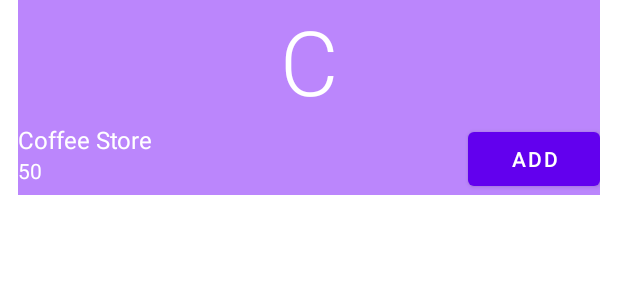
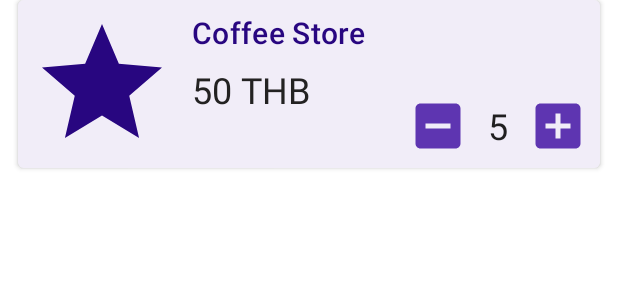
Before and after one commit to suvro24/opn_estore, an Android app: the layout list_item_product.xml on its own in the app's theme, with its tools: preview values and no code run, on a phone screen of 412 x 824 dp. Shown: the top 300 px of the screen. Run offline under Robolectric (Android 15) with nearby library versions, the phone set to English and light mode, and no system bars; network calls fail.

Commit message:
Add and Remove product functionality added

```diff
--- a/app/build.gradle
+++ b/app/build.gradle
@@ -42,6 +42,7 @@ dependencies {
     implementation 'androidx.legacy:legacy-support-v4:1.0.0'
     kapt "androidx.room:room-compiler:$rootProject.roomVersion"
     kapt "com.google.dagger:hilt-android-compiler:$rootProject.hiltVersion"
+    kapt "com.github.bumptech.glide:compiler:$rootProject.glideVersion"
 
     implementation "androidx.appcompat:appcompat:$rootProject.appCompatVersion"
     implementation "androidx.constraintlayout:constraintlayout:$rootProject.constraintLayoutVersion"
@@ -72,6 +73,9 @@ dependencies {
 
     implementation "com.google.dagger:hilt-android:$rootProject.hiltVersion"
 
+
+    implementation "com.github.bumptech.glide:glide:$rootProject.glideVersion"
+
     // Testing dependencies
     kaptAndroidTest "com.google.dagger:hilt-android-compiler:$rootProject.hiltVersion"
     androidTestImplementation "androidx.arch.core:core-testing:$rootProject.coreTestingVersion"
--- /dev/null
+++ b/app/src/main/res/drawable/ic_add_40.xml
@@ -0,0 +1,5 @@
+<vector android:height="40dp" android:tint="#5e35b1"
+    android:viewportHeight="24" android:viewportWidth="24"
+    android:width="40dp" xmlns:android="http://schemas.android.com/apk/res/android">
+    <path android:fillColor="@android:color/white" android:pathData="M19,3L5,3c-1.11,0 -2,0.9 -2,2v14c0,1.1 0.89,2 2,2h14c1.1,0 2,-0.9 2,-2L21,5c0,-1.1 -0.9,-2 -2,-2zM17,13h-4v4h-2v-4L7,13v-2h4L11,7h2v4h4v2z"/>
+</vector>
--- /dev/null
+++ b/app/src/main/res/drawable/ic_baseline_add_box_24.xml
@@ -0,0 +1,5 @@
+<vector android:height="40dp" android:tint="#280680"
+    android:viewportHeight="40" android:viewportWidth="40"
+    android:width="40dp" xmlns:android="http://schemas.android.com/apk/res/android">
+    <path android:fillColor="@android:color/white" android:pathData="M19,3L5,3c-1.11,0 -2,0.9 -2,2v14c0,1.1 0.89,2 2,2h14c1.1,0 2,-0.9 2,-2L21,5c0,-1.1 -0.9,-2 -2,-2zM17,13h-4v4h-2v-4L7,13v-2h4L11,7h2v4h4v2z"/>
+</vector>
--- /dev/null
+++ b/app/src/main/res/drawable/ic_baseline_remove_box_24.xml
@@ -0,0 +1,5 @@
+<vector android:height="40dp" android:tint="#280680"
+    android:viewportHeight="40" android:viewportWidth="40"
+    android:width="40dp" xmlns:android="http://schemas.android.com/apk/res/android">
+    <path android:fillColor="@android:color/white" android:pathData="M19,3H5C3.9,3 3,3.9 3,5v14c0,1.1 0.9,2 2,2h14c1.1,0 2,-0.9 2,-2V5C21,3.9 20.1,3 19,3zM17,13H7v-2h10V13z"/>
+</vector>
--- /dev/null
+++ b/app/src/main/res/drawable/ic_baseline_star_24.xml
@@ -0,0 +1,5 @@
+<vector android:height="24dp" android:tint="#280680"
+    android:viewportHeight="24" android:viewportWidth="24"
+    android:width="24dp" xmlns:android="http://schemas.android.com/apk/res/android">
+    <path android:fillColor="@android:color/white" android:pathData="M12,17.27L18.18,21l-1.64,-7.03L22,9.24l-7.19,-0.61L12,2 9.19,8.63 2,9.24l5.46,4.73L5.82,21z"/>
+</vector>
--- /dev/null
+++ b/app/src/main/res/drawable/ic_minus_40.xml
@@ -0,0 +1,5 @@
+<vector android:height="40dp" android:tint="#5e35b1"
+    android:viewportHeight="24" android:viewportWidth="24"
+    android:width="40dp" xmlns:android="http://schemas.android.com/apk/res/android">
+    <path android:fillColor="@android:color/white" android:pathData="M19,3H5C3.9,3 3,3.9 3,5v14c0,1.1 0.9,2 2,2h14c1.1,0 2,-0.9 2,-2V5C21,3.9 20.1,3 19,3zM17,13H7v-2h10V13z"/>
+</vector>
--- /dev/null
+++ b/app/src/main/res/drawable/rounded_rectangle.xml
@@ -0,0 +1,17 @@
+<?xml version="1.0" encoding="utf-8"?>
+<shape xmlns:android="http://schemas.android.com/apk/res/android"
+    android:shape="rectangle" >
+
+    <!-- fill/color -->
+    <solid
+        android:color="@color/color_primary"/>
+
+    <!-- Control the width and height of the shape -->
+    <size
+        android:width="200dp"
+        android:height="70dp"/>
+
+    <!-- Control the radius of each corners -->
+    <corners
+        android:radius="4dp" />
+</shape>
--- a/app/src/main/res/layout/list_item_product.xml
+++ b/app/src/main/res/layout/list_item_product.xml
@@ -4,66 +4,128 @@
     xmlns:tools="http://schemas.android.com/tools">
 
     <data>
+        <import type="android.view.View"/>
         <variable
-            name="addListener"
-            type="com.saiful.opn_estore.adapter.ParentListAdapter.OnAddProductClickListener"/>
+            name="addRemoveListener"
+            type="com.saiful.opn_estore.adapter.ParentListAdapter.OnAddRemoveProductClickListener"/>
         <variable
             name="product"
             type="com.saiful.opn_estore.data.model.Product"/>
     </data>
 
+    <androidx.cardview.widget.CardView
+        android:layout_width="match_parent"
+        android:layout_height="wrap_content"
+        android:layout_marginStart="@dimen/store_item_side_margin"
+        android:layout_marginEnd="@dimen/store_item_side_margin"
+        android:layout_marginBottom="@dimen/store_item_side_margin"
+        app:cardCornerRadius="4dp">
+
         <androidx.constraintlayout.widget.ConstraintLayout
             android:layout_width="match_parent"
             android:layout_height="wrap_content"
-        android:background="@color/purple_200"
-        android:layout_marginStart="@dimen/store_item_side_margin"
-        android:layout_marginEnd="@dimen/store_item_side_margin"
-        android:layout_marginBottom="@dimen/store_item_side_margin">
+            android:paddingHorizontal="8dp"
+            android:paddingVertical="8dp"
+            android:background="@color/store_card_background">
 
-        <TextView
-            android:id="@+id/store_icon"
-            android:layout_width="0dp"
-            android:layout_height="@dimen/store_icon_height"
-            android:textColor="@color/white"
-            android:textAlignment="center"
+            <ImageView
+                android:id="@+id/product_img"
+                android:layout_width="96dp"
+                android:layout_height="96dp"
                 app:layout_constraintStart_toStartOf="parent"
-            app:layout_constraintEnd_toEndOf="parent"
                 app:layout_constraintTop_toTopOf="parent"
-            android:textAppearance="?attr/textAppearanceHeadline2"
-            tools:text="C"/>
+                app:layout_constraintBottom_toBottomOf="parent"
+                app:imageFromUrl="@{product.imageUrl}"
+                tools:src="@drawable/ic_baseline_star_24" />
 
             <TextView
                 android:id="@+id/product_title"
-            android:layout_width="wrap_content"
+                android:layout_width="0dp"
                 android:layout_height="wrap_content"
-            android:textColor="@color/white"
-            app:layout_constraintStart_toStartOf="parent"
-            app:layout_constraintTop_toBottomOf="@id/store_icon"
-            android:textAppearance="?attr/textAppearanceListItem"
                 android:text="@{product.name}"
-            tools:text="Coffee Store"/>
+                android:textAppearance="?attr/textAppearanceHeadline6"
+                android:textColor="@color/product_card_text"
+                app:layout_constraintStart_toEndOf="@+id/product_img"
+                app:layout_constraintTop_toTopOf="parent"
+                android:layout_marginStart="@dimen/store_item_side_margin"
+                tools:text="Coffee Store" />
 
             <TextView
                 android:id="@+id/product_price"
                 android:layout_width="wrap_content"
                 android:layout_height="wrap_content"
-            android:textColor="@color/white"
-            app:layout_constraintStart_toStartOf="parent"
-            app:layout_constraintTop_toBottomOf="@id/product_title"
-            android:textAppearance="?attr/textAppearanceListItemSecondary"
-            android:text="@{product.price.toString()}"
-            tools:text="50"/>
+                android:textAppearance="?attr/textAppearanceHeadline5"
+                android:layout_marginTop="@dimen/padding_small"
+                android:textColor="@color/store_card_sub_text"
+                app:layout_constraintStart_toStartOf="@+id/product_title"
+                app:layout_constraintStart_toEndOf="@+id/product_img"
+                app:layout_constraintTop_toBottomOf="@+id/product_title"
+                android:text="@{@string/product_price(product.price)}"
+                tools:text="50 THB" />
+
+<!--            <TextView-->
+<!--                android:id="@+id/button_add"-->
+<!--                android:layout_width="120dp"-->
+<!--                android:layout_height="40dp"-->
+<!--                android:text="@string/btn_add_text"-->
+<!--                android:textColor="@color/white"-->
+<!--                android:textAlignment="center"-->
+<!--                android:gravity="center"-->
+<!--                android:background="@drawable/rounded_rectangle"-->
+<!--                app:layout_constraintEnd_toEndOf="parent"-->
+<!--                app:layout_constraintBottom_toBottomOf="parent"-->
+<!--                -->
+<!--                tools:visibility="gone"/>-->
 
             <Button
-            android:id="@+id/add_button"
-            android:layout_width="wrap_content"
-            android:layout_height="wrap_content"
+                android:id="@+id/button_add"
+                android:layout_width="120dp"
+                android:layout_height="44dp"
                 android:text="@string/btn_add_text"
                 app:layout_constraintEnd_toEndOf="parent"
-            app:layout_constraintTop_toBottomOf="@id/store_icon"
-            tools:layout_editor_absoluteX="286dp"
-            tools:layout_editor_absoluteY="69dp"
-            android:onClick="@{() ->  addListener.onAddProduct(product)}"/>
+                app:layout_constraintBottom_toBottomOf="parent"
+                android:visibility="@{product.qty==0? View.VISIBLE:View.GONE}"
+                android:onClick="@{()-> addRemoveListener.onAddProduct(product)}"
+                tools:visibility="gone"/>
+
+            <LinearLayout
+                android:layout_width="120dp"
+                android:layout_height="40dp"
+                app:layout_constraintEnd_toEndOf="parent"
+                app:layout_constraintBottom_toBottomOf="parent"
+                android:weightSum="3"
+                android:visibility="@{product.qty==0? View.GONE:View.VISIBLE}"
+                tools:visibility="visible">
+
+
+
+                <ImageView
+                    android:layout_width="0dp"
+                    android:layout_height="wrap_content"
+                    android:layout_weight="1"
+                    android:src="@drawable/ic_minus_40"
+                    android:onClick="@{()-> addRemoveListener.onRemoveProduct(product)}"/>
+
+                <TextView
+                    android:id="@+id/product_qty"
+                    android:layout_weight="1"
+                    android:layout_width="0dp"
+                    android:layout_height="match_parent"
+                    android:gravity="center"
+                    android:text="@{Integer.toString(product.qty)}"
+                    android:textAppearance="?attr/textAppearanceHeadline5"
+                    tools:text="5" />
+
+                <ImageView
+                    android:layout_weight="1"
+                    android:layout_width="0dp"
+                    android:layout_height="match_parent"
+                    android:src="@drawable/ic_add_40"
+                    android:onClick="@{()-> addRemoveListener.onAddProduct(product)}"/>
+
+            </LinearLayout>
+
 
         </androidx.constraintlayout.widget.ConstraintLayout>
+    </androidx.cardview.widget.CardView>
 </layout>
--- a/app/src/main/res/values/colors.xml
+++ b/app/src/main/res/values/colors.xml
@@ -1,10 +1,21 @@
 <?xml version="1.0" encoding="utf-8"?>
 <resources>
+    <color name="color_primary">#5e35b1</color>
+    <color name="color_primary_dark">#280680</color>
+
     <color name="purple_200">#FFBB86FC</color>
     <color name="purple_500">#FF6200EE</color>
     <color name="purple_700">#FF3700B3</color>
+
     <color name="teal_200">#FF03DAC5</color>
     <color name="teal_700">#FF018786</color>
-    <color name="black">#FF000000</color>
+    <color name="black">#595252</color>
     <color name="white">#FFFFFFFF</color>
+
+    <color name="store_card_background">#BEEDE7F6</color>
+    <color name="store_card_text">#280680</color>
+    <color name="store_card_sub_text">#232222</color>
+
+    <color name="product_card_text">#280680</color>
+    <color name="product_card_sub_text">#232222</color>
 </resources>
--- a/app/src/main/res/values/strings.xml
+++ b/app/src/main/res/values/strings.xml
@@ -5,4 +5,7 @@
     <string name="title_order_success">Order Success</string>
 
     <string name="btn_add_text">ADD</string>
+    <string name="store_open_time">Opening time: %1$s</string>
+    <string name="store_close_time">Closing time %1$s</string>
+    <string name="product_price">฿%1$d</string>
 </resources>
--- a/app/src/main/res/values/themes.xml
+++ b/app/src/main/res/values/themes.xml
@@ -2,9 +2,11 @@
     <!-- Base application theme. -->
     <style name="Theme.Opn_estore" parent="Theme.MaterialComponents.DayNight.DarkActionBar">
         <!-- Primary brand color. -->
-        <item name="colorPrimary">@color/purple_500</item>
-        <item name="colorPrimaryVariant">@color/purple_700</item>
+        <item name="colorPrimary">@color/color_primary</item>
+        <item name="colorPrimaryVariant">@color/color_primary_dark</item>
+
         <item name="colorOnPrimary">@color/white</item>
+
         <!-- Secondary brand color. -->
         <item name="colorSecondary">@color/teal_200</item>
         <item name="colorSecondaryVariant">@color/teal_700</item>
@@ -12,5 +14,13 @@
         <!-- Status bar color. -->
         <item name="android:statusBarColor" tools:targetApi="l">?attr/colorPrimaryVariant</item>
         <!-- Customize your theme here. -->
+
+
+
+
     </style>
+
+<!--    <style name="ListItemTitle" parent="TextAppearance.Materia">-->
+<!--        <item name="android:textColor">@color/black</item>-->
+<!--    </style>-->
 </resources>
```
Also changed, not shown: app/src/main/java/com/saiful/opn_estore/adapter/DataBindingsAdapter.kt (added, +38 -0 lines), app/src/main/java/com/saiful/opn_estore/adapter/ListBindings.kt (deleted, +0 -10 lines), app/src/main/java/com/saiful/opn_estore/adapter/ParentListAdapter.kt (+8 -7 lines), app/src/main/java/com/saiful/opn_estore/data/model/Product.kt (+12 -4 lines), app/src/main/java/com/saiful/opn_estore/ui/store/StoreFragment.kt (+16 -20 lines), app/src/main/java/com/saiful/opn_estore/ui/store/StoreViewModel.kt (+14 -11 lines), app/src/main/res/layout/list_item_store.xml (+64 -28 lines), app/src/main/res/values/dimens.xml (+12 -0 lines). Lines whose indentation alone changed are shown as unchanged.
